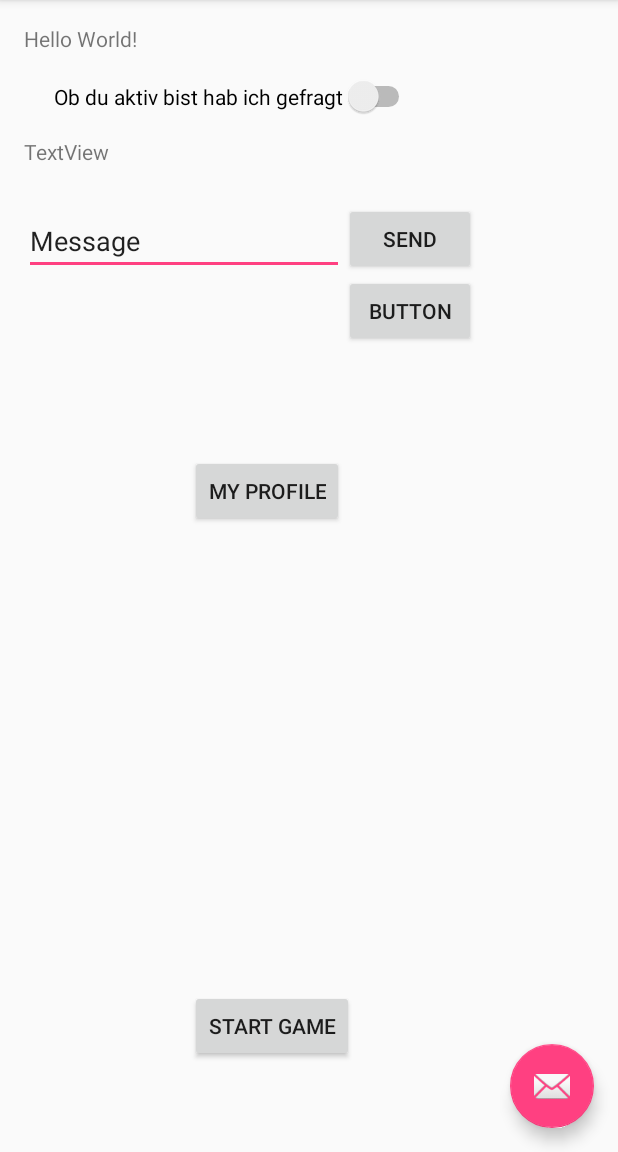
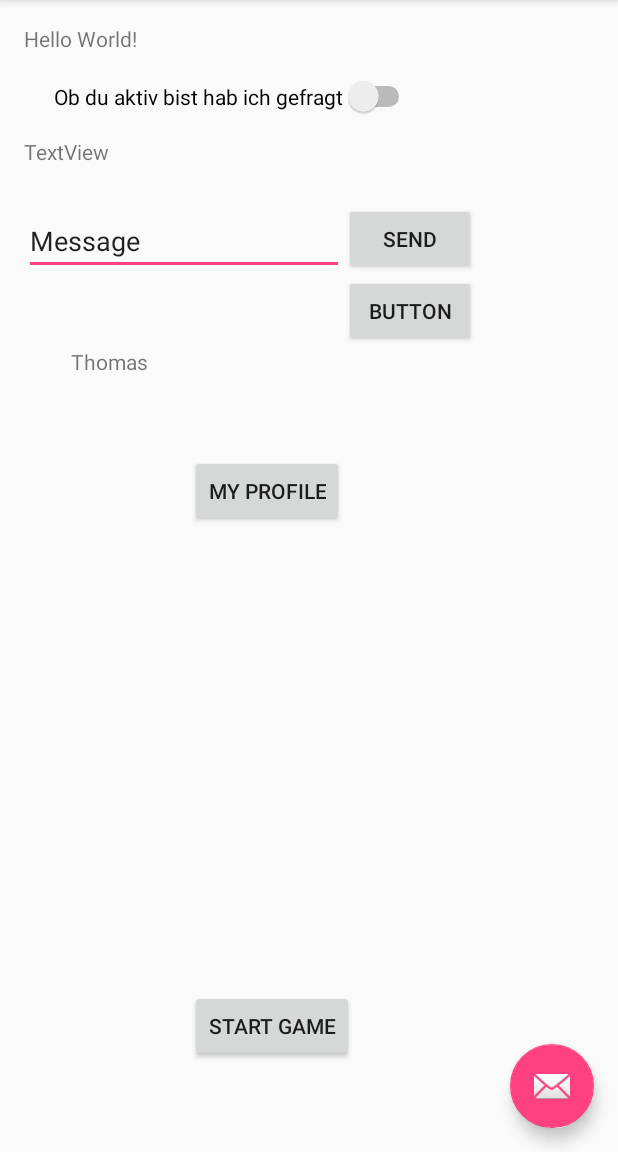
Before and after one commit to SimonBlasen/MrFriederich, an Android app: the screen it shows after launch (MainActivity), after a tap on "AUF GEHT'S!", on a phone screen of 412 x 824 dp, the part 84-1236 px from its top. Run offline under Robolectric (Android 15) with nearby library versions, the phone set to English and light mode, and no system bars.

Commit message:
Added Database File basic implementation

```diff
--- a/GLET/app/src/main/java/com/sapp/glet/FirstStart.java
+++ b/GLET/app/src/main/java/com/sapp/glet/FirstStart.java
@@ -5,6 +5,7 @@ import android.content.Intent;
 import android.provider.ContactsContract;
 import android.support.v7.app.AppCompatActivity;
 import android.os.Bundle;
+import android.util.Log;
 import android.view.View;
 import android.widget.Button;
 import android.widget.EditText;
@@ -46,6 +47,14 @@ public class FirstStart extends AppCompatActivity {
                 paragon.loadScore();
                 player_me.addStats(paragon);
 
+                Database.createPlayersCache(theContext);
+                Log.w("ASDF","PlayersCache Created");
+                Database.writePlayersCache(theContext);
+                Log.w("ASDF","PlayersCache Written");
+
+
+
+
                 //Starte Main Activity
                 Intent launch_main_activity = new Intent(theContext, MainActivity.class);
                 theContext.startActivity(launch_main_activity);
--- a/GLET/app/src/main/java/com/sapp/glet/MainActivity.java
+++ b/GLET/app/src/main/java/com/sapp/glet/MainActivity.java
@@ -27,10 +27,13 @@ import android.widget.Toast;
 
 import com.sapp.glet.connection.Client;
 import com.sapp.glet.connection.MessageListener;
+import com.sapp.glet.database.Database;
 import com.sapp.glet.filesystem.Filer;
 import com.sapp.glet.service.HelloService;
 import com.sapp.glet.service.MessengerService;
 import com.sapp.glet.service.PullService;
+
+import org.w3c.dom.Text;
 
 import java.io.IOException;
 
@@ -105,9 +108,7 @@ public class MainActivity extends AppCompatActivity
 
         //Prüfe ob erster Start - wenn ja first_launch, sonst main.
         boolean isFirstTime = LaunchControl.isFirst(MainActivity.this);
-        Log.w("ASDf", "isFirstTime " + isFirstTime);
         if(isFirstTime){
-            Log.w("ASDF","bin im IF");
             Intent intent_firsttime = new Intent(theContext, FirstStart.class);
             startActivity(intent_firsttime);
         }
@@ -156,6 +157,14 @@ public class MainActivity extends AppCompatActivity
                 theContext.startActivity(launch_profile);
             }
         });
+
+
+        //Debug
+        TextView debug = (TextView) findViewById(R.id.textView3);
+        String file = Database.getPlayersCache(theContext);
+        debug.setText(file);
+
+        //End Debug
 
 
 
--- a/GLET/app/src/main/java/com/sapp/glet/ProfileAgora.java
+++ b/GLET/app/src/main/java/com/sapp/glet/ProfileAgora.java
@@ -1,8 +1,10 @@
 package com.sapp.glet;
 
+import android.content.Context;
 import android.graphics.Color;
 import android.support.v7.app.AppCompatActivity;
 import android.os.Bundle;
+import android.util.Log;
 import android.widget.ImageView;
 import android.widget.TextView;
 
@@ -14,7 +16,7 @@ import com.sapp.glet.database.stats.StatsType;
 import org.w3c.dom.Text;
 
 public class ProfileAgora extends AppCompatActivity {
-
+    Context theContext = this;
 
     @Override
     protected void onCreate(Bundle savedInstanceState) {
@@ -26,8 +28,11 @@ public class ProfileAgora extends AppCompatActivity {
         TextView text_player_league = (TextView) findViewById(R.id.text_player_leauge);
         ImageView score_logo = (ImageView) findViewById(R.id.score_logo);
 
+
+
+
+
         Player test = Database.getPlayer(0);
-
 
         StatsParagon test_stats = (StatsParagon) test.getStats(StatsType.PARAGON);
 
--- a/GLET/app/src/main/java/com/sapp/glet/database/Database.java
+++ b/GLET/app/src/main/java/com/sapp/glet/database/Database.java
@@ -1,9 +1,22 @@
 package com.sapp.glet.database;
 
+import android.app.Activity;
+import android.content.Context;
+import android.provider.ContactsContract;
 import android.support.annotation.Nullable;
+import android.util.Log;
 
+import com.sapp.glet.MainActivity;
 import com.sapp.glet.database.games.Game;
 
+import java.io.BufferedReader;
+import java.io.File;
+import java.io.FileNotFoundException;
+import java.io.FileOutputStream;
+import java.io.IOException;
+import java.io.InputStream;
+import java.io.InputStreamReader;
+import java.io.OutputStreamWriter;
 import java.util.ArrayList;
 import java.util.List;
 
@@ -15,6 +28,64 @@ public class Database {
 
     private static List<Player> m_players = new ArrayList<Player>();
     private static List<Game> m_games = new ArrayList<Game>();
+    private static final String PLAYERS_CACHE_FILENAME = "players_cache";
+    //TODO Array in File schreiben
+
+    public static void createPlayersCache(Context context){
+        File file = new File(context.getFilesDir(), PLAYERS_CACHE_FILENAME);
+    }
+
+    //Writes the Players List to a file
+    public static void writePlayersCache(Context context){
+        try{
+            m_players.add(new Player("Thomas"));
+
+            OutputStreamWriter outputStreamWriter = new OutputStreamWriter(context.openFileOutput(PLAYERS_CACHE_FILENAME,Context.MODE_PRIVATE));
+            for(int i = 0; i < m_players.size(); i++){
+                Player player = m_players.get(i);
+                outputStreamWriter.write(player.getName());
+                Log.w("ASDF","" + "Writing = " + player.getName());
+                outputStreamWriter.append("\n\r");
+            }
+            outputStreamWriter.close();
+
+
+        }
+        catch (Exception e){
+            e.printStackTrace();
+        }
+    }
+
+    //Loads players from players_cache file
+    public static String getPlayersCache(Context context){
+        String content = "";
+        {
+            try {
+                InputStream inputStream = context.openFileInput(PLAYERS_CACHE_FILENAME);
+                InputStreamReader inputStreamReader = new InputStreamReader(inputStream);
+                BufferedReader bufferedReader = new BufferedReader(inputStreamReader);
+                if ( inputStream != null ) {
+                    String line = "";
+                    do{
+                        Log.w("ASDF", "Reading Line = " + line);
+                        content = content + line;
+                        Log.w("ASDF", "Content = " + content);
+                        line = bufferedReader.readLine();
+                    }while(line !=null);
+                    Log.w("ASDF", content + "ENDE");
+                    inputStream.close();
+
+                }
+            }
+            catch (FileNotFoundException e) {
+
+            } catch (IOException e) {
+
+            }
+
+            return content;
+        }
+    }
 
     /**
      * Returns list of current registered Players
--- a/GLET/app/src/main/res/layout/content_main.xml
+++ b/GLET/app/src/main/res/layout/content_main.xml
@@ -91,4 +91,15 @@
         android:layout_marginBottom="44dp"
         android:text="Start Game" />
 
+    <TextView
+        android:id="@+id/textView3"
+        android:layout_width="wrap_content"
+        android:layout_height="wrap_content"
+        android:layout_alignLeft="@+id/switch1"
+        android:layout_alignStart="@+id/switch1"
+        android:layout_below="@+id/button2"
+        android:layout_marginLeft="11dp"
+        android:layout_marginStart="11dp"
+        android:text="TextView" />
+
 </RelativeLayout>
```
